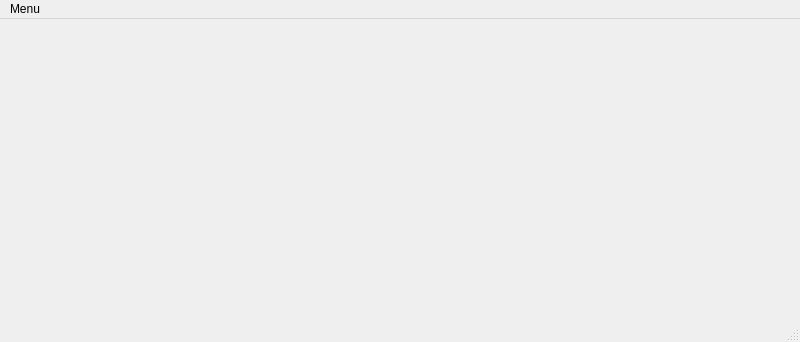
ronihamonangan/Perhitungan-Gaji-Karyawan, file masuk_pt.ui: the form before one commit.
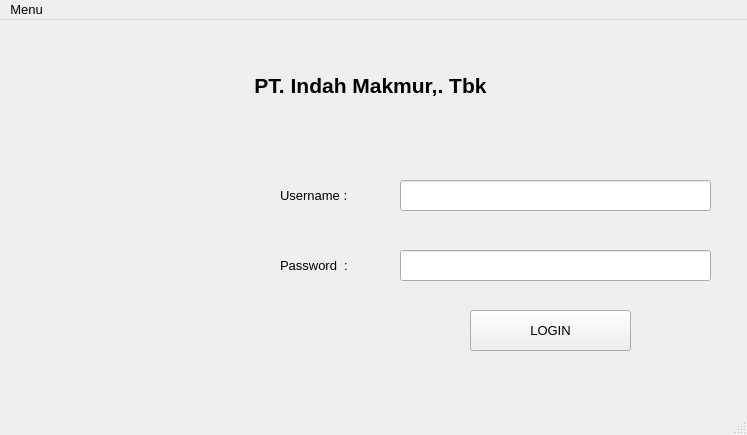
The form after the commit. Icons and pictures are not drawn.

```diff
--- a/masuk_pt.ui
+++ b/masuk_pt.ui
@@ -6,20 +6,132 @@
    <rect>
     <x>0</x>
     <y>0</y>
-    <width>800</width>
-    <height>342</height>
+    <width>747</width>
+    <height>435</height>
    </rect>
   </property>
+  <property name="font">
+   <font>
+    <pointsize>10</pointsize>
+    <weight>50</weight>
+    <bold>false</bold>
+   </font>
+  </property>
   <property name="windowTitle">
    <string>MainWindow</string>
   </property>
-  <widget class="QWidget" name="centralwidget"/>
+  <widget class="QWidget" name="centralwidget">
+   <widget class="QLabel" name="label">
+    <property name="geometry">
+     <rect>
+      <x>50</x>
+      <y>50</y>
+      <width>641</width>
+      <height>31</height>
+     </rect>
+    </property>
+    <property name="font">
+     <font>
+      <pointsize>16</pointsize>
+      <weight>75</weight>
+      <bold>true</bold>
+     </font>
+    </property>
+    <property name="text">
+     <string>PT. Indah Makmur,. Tbk</string>
+    </property>
+    <property name="alignment">
+     <set>Qt::AlignCenter</set>
+    </property>
+   </widget>
+   <widget class="QLabel" name="label_2">
+    <property name="geometry">
+     <rect>
+      <x>50</x>
+      <y>140</y>
+      <width>201</width>
+      <height>151</height>
+     </rect>
+    </property>
+    <property name="text">
+     <string/>
+    </property>
+    <property name="pixmap">
+     <pixmap>D:/Campoes/SEM.2/Struktur Data/Project Aplikasi Sederhana/pc.png</pixmap>
+    </property>
+    <property name="scaledContents">
+     <bool>true</bool>
+    </property>
+   </widget>
+   <widget class="QLabel" name="label_3">
+    <property name="geometry">
+     <rect>
+      <x>280</x>
+      <y>160</y>
+      <width>121</width>
+      <height>31</height>
+     </rect>
+    </property>
+    <property name="text">
+     <string>Username :</string>
+    </property>
+   </widget>
+   <widget class="QLineEdit" name="lineEdit">
+    <property name="geometry">
+     <rect>
+      <x>400</x>
+      <y>160</y>
+      <width>311</width>
+      <height>31</height>
+     </rect>
+    </property>
+   </widget>
+   <widget class="QLabel" name="label_4">
+    <property name="geometry">
+     <rect>
+      <x>280</x>
+      <y>230</y>
+      <width>121</width>
+      <height>31</height>
+     </rect>
+    </property>
+    <property name="text">
+     <string>Password  :</string>
+    </property>
+   </widget>
+   <widget class="QLineEdit" name="lineEdit_2">
+    <property name="geometry">
+     <rect>
+      <x>400</x>
+      <y>230</y>
+      <width>311</width>
+      <height>31</height>
+     </rect>
+    </property>
+    <property name="echoMode">
+     <enum>QLineEdit::Password</enum>
+    </property>
+   </widget>
+   <widget class="QPushButton" name="pushButton">
+    <property name="geometry">
+     <rect>
+      <x>470</x>
+      <y>290</y>
+      <width>161</width>
+      <height>41</height>
+     </rect>
+    </property>
+    <property name="text">
+     <string>LOGIN</string>
+    </property>
+   </widget>
+  </widget>
   <widget class="QMenuBar" name="menubar">
    <property name="geometry">
     <rect>
      <x>0</x>
      <y>0</y>
-     <width>800</width>
+     <width>747</width>
      <height>26</height>
     </rect>
    </property>
```
